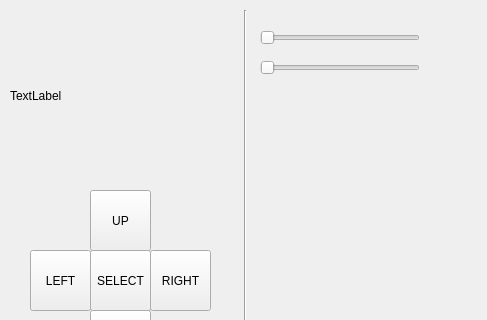
This is source/Denas/mainwindow.ui in ahmadank/DenasOnQT as Qt 5 draws it before an edit; both pictures show x 0 to 487 and y 0 to 320 of the 487 by 472 pixel window. The edited form follows.
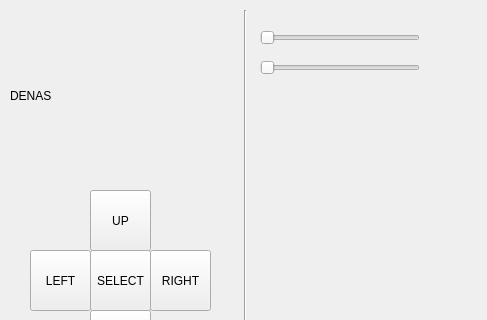
This is the edited form.

Commit message: Button signal/slots

The edit to the form file:
```diff
--- a/source/Denas/mainwindow.ui
+++ b/source/Denas/mainwindow.ui
@@ -136,7 +136,7 @@
 background-color: white;</string>
     </property>
     <property name="text">
-     <string>TextLabel</string>
+     <string>DENAS</string>
     </property>
    </widget>
    <widget class="QWidget" name="layoutWidget">
```
Left out of the diff: 2 changed lines with no effect on the pictures. The commit also changes 3 other files.
